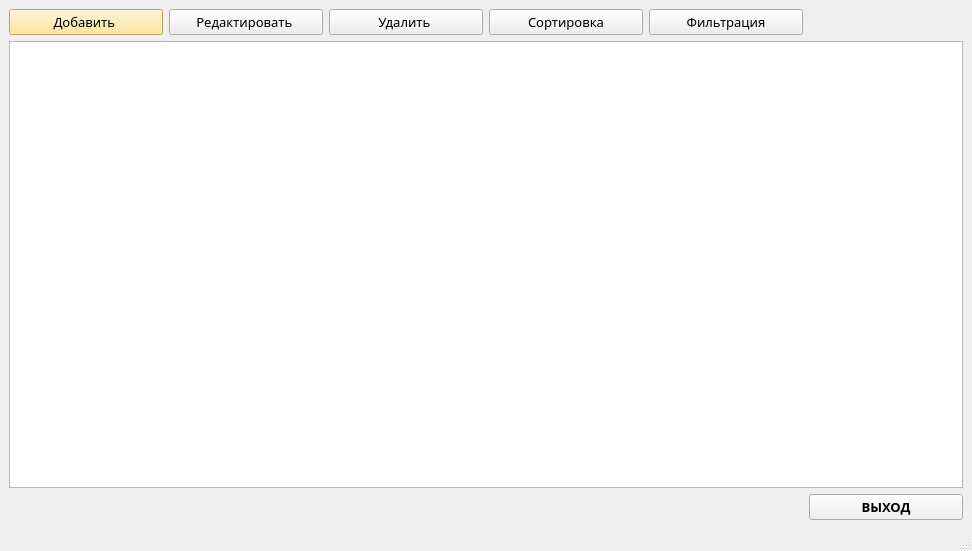
This is Forms/FormTable.ui in mipatov/subd as Qt 5 draws it before an edit. The edited form follows.
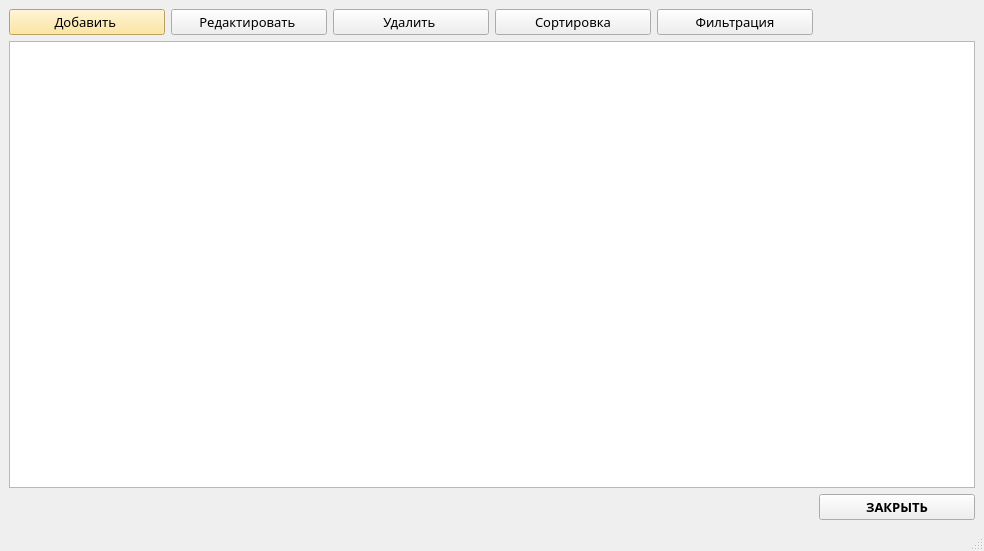
This is the edited form.

```diff
--- a/Forms/FormTable.ui
+++ b/Forms/FormTable.ui
@@ -6,7 +6,7 @@
    <rect>
     <x>0</x>
     <y>0</y>
-    <width>972</width>
+    <width>984</width>
     <height>551</height>
    </rect>
   </property>
@@ -26,7 +26,7 @@
        </font>
       </property>
       <property name="text">
-       <string>ВЫХОД</string>
+       <string>ЗАКРЫТЬ</string>
       </property>
      </widget>
     </item>
```
Left out of the diff: 5 changed lines with no effect on the pictures.
